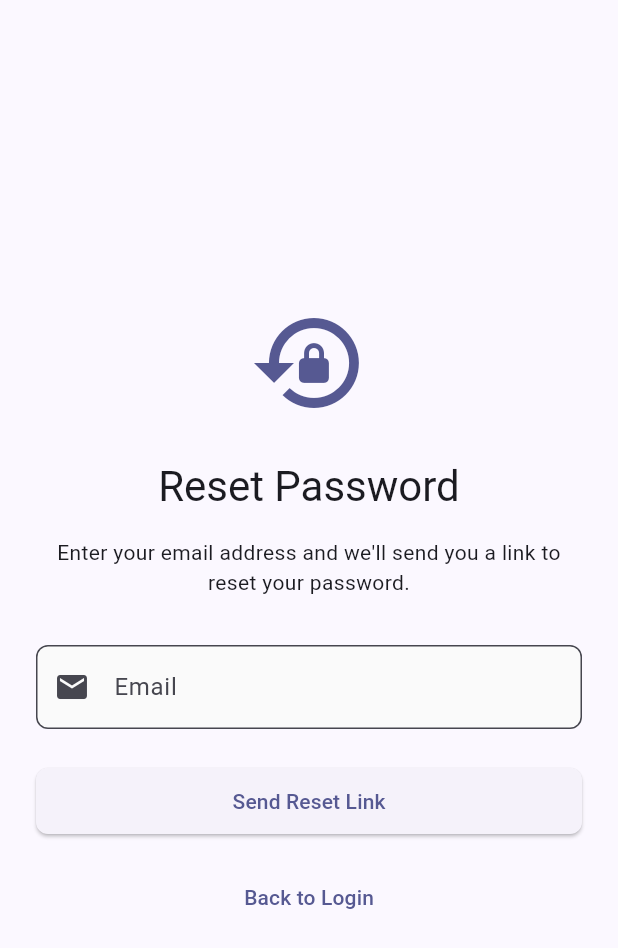
After one commit to cvienot/we-counsel-ai, a Flutter app: the ForgotPasswordScreen screen opened by its route, on a phone screen of 412 x 824 dp. The commit adds this screen. Shown: the top 948 px of the screen. Run offline on Flutter 3.47's test engine with Material 3 defaults, Android fonts, the phone set to English and light mode, and no system bars; our stand-ins replace dio, flutter_markdown, flutter_riverpod, flutter_secure_storage, go_router, shared_preferences and 1 more; accounts and stored records are empty.

Commit message:
feat: add forgot password / reset password feature
- POST /api/auth/forgot-password endpoint (email lookup, token generation, reset email)
- POST /api/auth/reset-password endpoint (token validation, password update)
- sendPasswordResetEmail in emailService with HTML+plaintext templates
- Email translations for EN/FR/ES
- ForgotPasswordScreen and ResetPasswordScreen in Flutter
- forgotPassword() and resetPassword() API methods
- Routes /forgot-password and /reset-password/:token (no auth required)
- Forgot password? link on login screen
- L10n keys added to all 3 ARB files

```diff
--- a/frontend/lib/l10n/app_en.arb
+++ b/frontend/lib/l10n/app_en.arb
@@ -361,5 +361,19 @@
       "name": { "type": "String" }
     }
   },
-  "aiCoach": "AI Coach"
+  "aiCoach": "AI Coach",
+  "forgotPassword": "Forgot password?",
+  "forgotPasswordTitle": "Reset Password",
+  "forgotPasswordDescription": "Enter your email address and we'll send you a link to reset your password.",
+  "sendResetLink": "Send Reset Link",
+  "resetLinkSent": "If an account with that email exists, a password reset link has been sent.",
+  "backToLogin": "Back to Login",
+  "resetPasswordTitle": "Set New Password",
+  "newPassword": "New Password",
+  "confirmNewPassword": "Confirm New Password",
+  "resetPassword": "Reset Password",
+  "passwordResetSuccess": "Password has been reset successfully. You can now sign in.",
+  "invalidResetLink": "This password reset link is invalid or has expired.",
+  "pleaseEnterNewPassword": "Please enter a new password",
+  "checkYourEmail": "Check your email"
 }
--- a/frontend/lib/l10n/app_localizations.dart
+++ b/frontend/lib/l10n/app_localizations.dart
@@ -1737,6 +1737,90 @@ abstract class AppLocalizations {
   /// In en, this message translates to:
   /// **'AI Coach'**
   String get aiCoach;
+
+  /// No description provided for @forgotPassword.
+  ///
+  /// In en, this message translates to:
+  /// **'Forgot password?'**
+  String get forgotPassword;
+
+  /// No description provided for @forgotPasswordTitle.
+  ///
+  /// In en, this message translates to:
+  /// **'Reset Password'**
+  String get forgotPasswordTitle;
+
+  /// No description provided for @forgotPasswordDescription.
+  ///
+  /// In en, this message translates to:
+  /// **'Enter your email address and we\'ll send you a link to reset your password.'**
+  String get forgotPasswordDescription;
+
+  /// No description provided for @sendResetLink.
+  ///
+  /// In en, this message translates to:
+  /// **'Send Reset Link'**
+  String get sendResetLink;
+
+  /// No description provided for @resetLinkSent.
+  ///
+  /// In en, this message translates to:
+  /// **'If an account with that email exists, a password reset link has been sent.'**
+  String get resetLinkSent;
+
+  /// No description provided for @backToLogin.
+  ///
+  /// In en, this message translates to:
+  /// **'Back to Login'**
+  String get backToLogin;
+
+  /// No description provided for @resetPasswordTitle.
+  ///
+  /// In en, this message translates to:
+  /// **'Set New Password'**
+  String get resetPasswordTitle;
+
+  /// No description provided for @newPassword.
+  ///
+  /// In en, this message translates to:
+  /// **'New Password'**
+  String get newPassword;
+
+  /// No description provided for @confirmNewPassword.
+  ///
+  /// In en, this message translates to:
+  /// **'Confirm New Password'**
+  String get confirmNewPassword;
+
+  /// No description provided for @resetPassword.
+  ///
+  /// In en, this message translates to:
+  /// **'Reset Password'**
+  String get resetPassword;
+
+  /// No description provided for @passwordResetSuccess.
+  ///
+  /// In en, this message translates to:
+  /// **'Password has been reset successfully. You can now sign in.'**
+  String get passwordResetSuccess;
+
+  /// No description provided for @invalidResetLink.
+  ///
+  /// In en, this message translates to:
+  /// **'This password reset link is invalid or has expired.'**
+  String get invalidResetLink;
+
+  /// No description provided for @pleaseEnterNewPassword.
+  ///
+  /// In en, this message translates to:
+  /// **'Please enter a new password'**
+  String get pleaseEnterNewPassword;
+
+  /// No description provided for @checkYourEmail.
+  ///
+  /// In en, this message translates to:
+  /// **'Check your email'**
+  String get checkYourEmail;
 }
 
 class _AppLocalizationsDelegate
--- a/frontend/lib/l10n/app_localizations_en.dart
+++ b/frontend/lib/l10n/app_localizations_en.dart
@@ -884,4 +884,50 @@ class AppLocalizationsEn extends AppLocalizations {
 
   @override
   String get aiCoach => 'AI Coach';
+
+  @override
+  String get forgotPassword => 'Forgot password?';
+
+  @override
+  String get forgotPasswordTitle => 'Reset Password';
+
+  @override
+  String get forgotPasswordDescription =>
+      'Enter your email address and we\'ll send you a link to reset your password.';
+
+  @override
+  String get sendResetLink => 'Send Reset Link';
+
+  @override
+  String get resetLinkSent =>
+      'If an account with that email exists, a password reset link has been sent.';
+
+  @override
+  String get backToLogin => 'Back to Login';
+
+  @override
+  String get resetPasswordTitle => 'Set New Password';
+
+  @override
+  String get newPassword => 'New Password';
+
+  @override
+  String get confirmNewPassword => 'Confirm New Password';
+
+  @override
+  String get resetPassword => 'Reset Password';
+
+  @override
+  String get passwordResetSuccess =>
+      'Password has been reset successfully. You can now sign in.';
+
+  @override
+  String get invalidResetLink =>
+      'This password reset link is invalid or has expired.';
+
+  @override
+  String get pleaseEnterNewPassword => 'Please enter a new password';
+
+  @override
+  String get checkYourEmail => 'Check your email';
 }
--- a/frontend/lib/main.dart
+++ b/frontend/lib/main.dart
@@ -10,6 +10,8 @@ import 'providers/language_provider.dart';
 import 'screens/auth/login_screen.dart';
 import 'screens/auth/register_screen.dart';
 import 'screens/auth/invitation_screen.dart';
+import 'screens/auth/forgot_password_screen.dart';
+import 'screens/auth/reset_password_screen.dart';
 import 'screens/home/home_screen.dart';
 import 'screens/main_thread/main_thread_screen.dart';
 import 'screens/conversations/conversation_list_screen.dart';
@@ -104,12 +106,14 @@ class WeCounselApp extends ConsumerWidget {
         final isLoginRoute = location == '/login';
         final isRegisterRoute = location == '/register';
         final isInvitationRoute = location.startsWith('/invitation/');
+        final isForgotPasswordRoute = location == '/forgot-password';
+        final isResetPasswordRoute = location.startsWith('/reset-password/');
         final isSplashRoute = location == '/splash';
 
         print('🔀 ROUTER: Redirect check - location: $location, isAuth: ${authState.isAuthenticated}, isLoading: ${authState.isLoading}');
 
-        // Allow invitation routes without authentication
-        if (isInvitationRoute) {
+        // Allow invitation and password reset routes without authentication
+        if (isInvitationRoute || isForgotPasswordRoute || isResetPasswordRoute) {
           print('🔀 ROUTER: Allowing invitation route');
           return null;
         }
@@ -121,7 +125,7 @@ class WeCounselApp extends ConsumerWidget {
         }
 
         // If done loading and not authenticated, go to login (unless already there)
-        if (!authState.isLoading && !authState.isAuthenticated && !isLoginRoute && !isRegisterRoute) {
+        if (!authState.isLoading && !authState.isAuthenticated && !isLoginRoute && !isRegisterRoute && !isForgotPasswordRoute && !isResetPasswordRoute) {
           print('🔀 ROUTER: Not authenticated, redirect to /login');
           return '/login';
         }
@@ -153,6 +157,17 @@ class WeCounselApp extends ConsumerWidget {
           builder: (context, state) {
             final invitationId = state.pathParameters['id']!;
             return InvitationScreen(invitationId: invitationId);
+          },
+        ),
+        GoRoute(
+          path: '/forgot-password',
+          builder: (context, state) => const ForgotPasswordScreen(),
+        ),
+        GoRoute(
+          path: '/reset-password/:token',
+          builder: (context, state) {
+            final token = state.pathParameters['token']!;
+            return ResetPasswordScreen(token: token);
           },
         ),
         GoRoute(
--- /dev/null
+++ b/frontend/lib/screens/auth/forgot_password_screen.dart
@@ -0,0 +1,145 @@
+import 'package:flutter/material.dart';
+import 'package:go_router/go_router.dart';
+import '../../l10n/app_localizations.dart';
+import '../../services/api_service.dart';
+
+class ForgotPasswordScreen extends StatefulWidget {
+  const ForgotPasswordScreen({super.key});
+
+  @override
+  State<ForgotPasswordScreen> createState() => _ForgotPasswordScreenState();
+}
+
+class _ForgotPasswordScreenState extends State<ForgotPasswordScreen> {
+  final _formKey = GlobalKey<FormState>();
+  final _emailController = TextEditingController();
+  final _apiService = ApiService();
+  bool _isLoading = false;
+  bool _emailSent = false;
+
+  @override
+  void dispose() {
+    _emailController.dispose();
+    super.dispose();
+  }
+
+  Future<void> _handleSubmit() async {
+    if (_formKey.currentState!.validate()) {
+      setState(() => _isLoading = true);
+      try {
+        await _apiService.forgotPassword(email: _emailController.text.trim());
+        if (mounted) {
+          setState(() => _emailSent = true);
+        }
+      } catch (e) {
+        if (mounted) {
+          // Still show success to prevent email enumeration
+          setState(() => _emailSent = true);
+        }
+      } finally {
+        if (mounted) {
+          setState(() => _isLoading = false);
+        }
+      }
+    }
+  }
+
+  @override
+  Widget build(BuildContext context) {
+    final l10n = AppLocalizations.of(context)!;
+
+    return Scaffold(
+      body: SafeArea(
+        child: Padding(
+          padding: const EdgeInsets.all(24.0),
+          child: Column(
+            mainAxisAlignment: MainAxisAlignment.center,
+            crossAxisAlignment: CrossAxisAlignment.stretch,
+            children: [
+              Icon(
+                Icons.lock_reset,
+                size: 80,
+                color: Theme.of(context).colorScheme.primary,
+              ),
+              const SizedBox(height: 24),
+              Text(
+                l10n.forgotPasswordTitle,
+                style: Theme.of(context).textTheme.headlineMedium,
+                textAlign: TextAlign.center,
+              ),
+              const SizedBox(height: 16),
+              if (_emailSent) ...[
+                Icon(
+                  Icons.mark_email_read,
+                  size: 64,
+                  color: Colors.green,
+                ),
+                const SizedBox(height: 16),
+                Text(
+                  l10n.checkYourEmail,
+                  style: Theme.of(context).textTheme.titleLarge,
+                  textAlign: TextAlign.center,
+                ),
+                const SizedBox(height: 8),
+                Text(
+                  l10n.resetLinkSent,
+                  style: Theme.of(context).textTheme.bodyMedium,
+                  textAlign: TextAlign.center,
+                ),
+                const SizedBox(height: 24),
+                TextButton(
+                  onPressed: () => context.go('/login'),
+                  child: Text(l10n.backToLogin),
+                ),
+              ] else ...[
+                Text(
+                  l10n.forgotPasswordDescription,
+                  style: Theme.of(context).textTheme.bodyMedium,
+                  textAlign: TextAlign.center,
+                ),
+                const SizedBox(height: 32),
+                Form(
+                  key: _formKey,
+                  child: TextFormField(
+                    controller: _emailController,
+                    keyboardType: TextInputType.emailAddress,
+                    decoration: InputDecoration(
+                      labelText: l10n.email,
+                      prefixIcon: const Icon(Icons.email),
+                    ),
+                    validator: (value) {
+                      if (value == null || value.isEmpty) {
+                        return l10n.pleaseEnterEmail;
+                      }
+                      if (!RegExp(r'^[\w-\.]+@([\w-]+\.)+[\w-]{2,4}$').hasMatch(value)) {
+                        return l10n.pleaseEnterValidEmail;
+                      }
+                      return null;
+                    },
+                    onFieldSubmitted: (_) => _handleSubmit(),
+                  ),
+                ),
+                const SizedBox(height: 24),
+                ElevatedButton(
+                  onPressed: _isLoading ? null : _handleSubmit,
+                  child: _isLoading
+                      ? const SizedBox(
+                          height: 20,
+                          width: 20,
+                          child: CircularProgressIndicator(strokeWidth: 2),
+                        )
+                      : Text(l10n.sendResetLink),
+                ),
+                const SizedBox(height: 16),
+                TextButton(
+                  onPressed: () => context.go('/login'),
+                  child: Text(l10n.backToLogin),
+                ),
+              ],
+            ],
+          ),
+        ),
+      ),
+    );
+  }
+}
```
Also changed, not shown: frontend/lib/l10n/app_es.arb (+15 -1 lines), frontend/lib/l10n/app_fr.arb (+15 -1 lines), frontend/lib/l10n/app_localizations_es.dart (+47 -0 lines), frontend/lib/l10n/app_localizations_fr.dart (+47 -0 lines), frontend/lib/screens/auth/login_screen.dart (+6 -1 lines), frontend/lib/screens/auth/reset_password_screen.dart (added, +179 -0 lines), frontend/lib/services/api_service.dart (+26 -0 lines), 4 other files.
